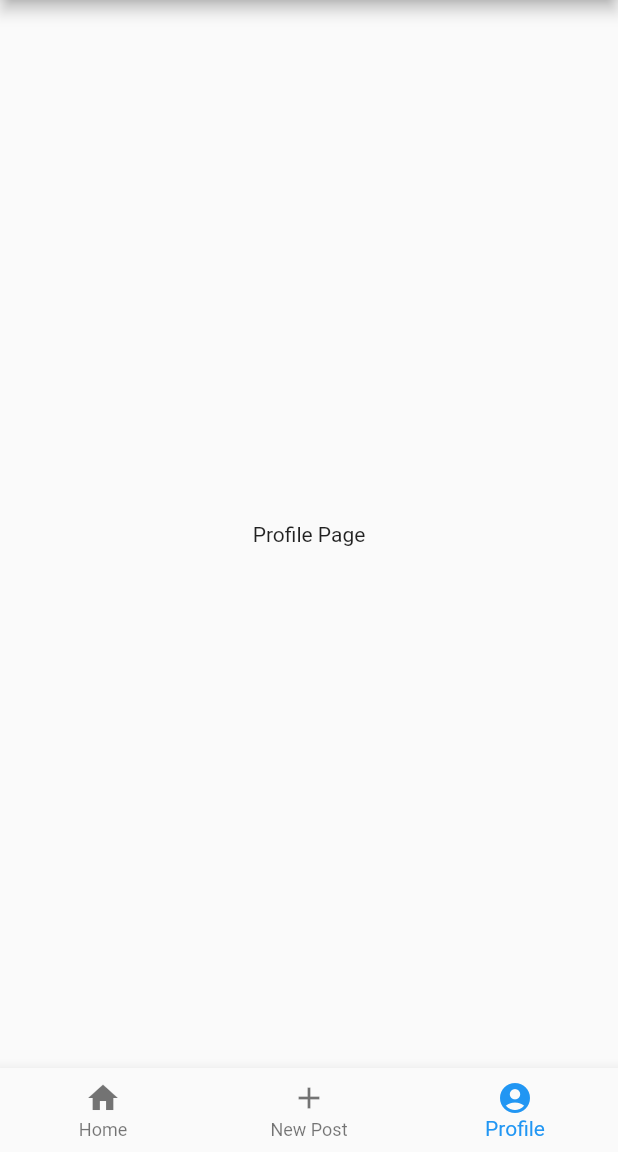
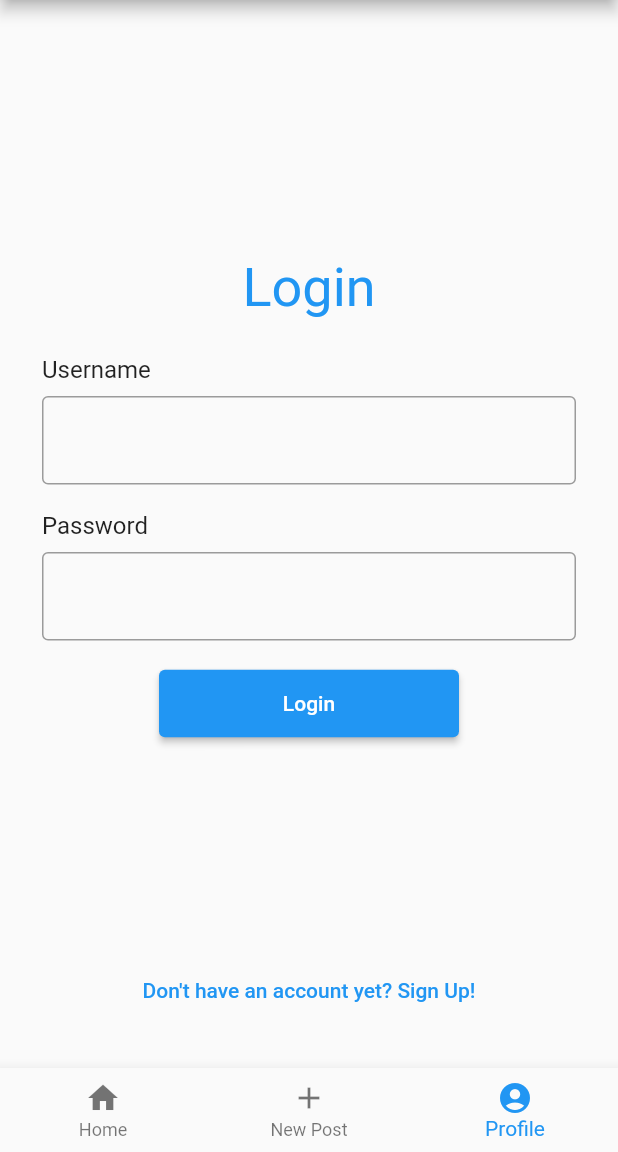
Before and after one commit to ArthurAMP/mini_feed_project, a Flutter app: the screen it shows after launch, item 3 of the bottom bar chosen, on a phone screen of 412 x 824 dp, the part 84-1236 px from its top. Run offline on Flutter 3.47's test engine with Material 2 defaults, Android fonts, the phone set to English and light mode, and no system bars; our stand-ins replace infinite_scroll_pagination; network calls fail.

Commit message:
Implement basic auth ui

```diff
--- /dev/null
+++ b/lib/components/auth/base_form.dart
@@ -0,0 +1,69 @@
+import 'package:flutter/material.dart';
+
+class AuthForm extends StatefulWidget {
+  const AuthForm(
+      {Key? key,
+      required this.title,
+      required this.bottomText,
+      required this.formFields,
+      required this.onBottomTextButtonPressed})
+      : super(key: key);
+
+  final String title;
+  final String bottomText;
+  final List<Widget> formFields;
+  final void Function() onBottomTextButtonPressed;
+
+  @override
+  State<AuthForm> createState() => _AuthFormState();
+}
+
+class _AuthFormState extends State<AuthForm> {
+  final _formKey = GlobalKey<FormState>();
+
+  @override
+  Widget build(BuildContext context) {
+    return Padding(
+      padding: const EdgeInsets.all(28),
+      child: Column(
+        children: [
+          Expanded(
+            child: Center(
+              child: Wrap(
+                runSpacing: 24,
+                alignment: WrapAlignment.center,
+                children: [
+                  Text(
+                    widget.title,
+                    style: TextStyle(
+                      fontSize: 36,
+                      color: Theme.of(context).colorScheme.primary,
+                    ),
+                  ),
+                  Form(
+                    key: _formKey,
+                    child: Wrap(
+                        runSpacing: 18,
+                        alignment: WrapAlignment.center,
+                        children: [
+                          ...widget.formFields,
+                          ElevatedButton(
+                            onPressed: () {},
+                            child: Text(widget.title),
+                            style: ElevatedButton.styleFrom(
+                                minimumSize: const Size(200, 45)),
+                          ),
+                        ]),
+                  ),
+                ],
+              ),
+            ),
+          ),
+          TextButton(
+              onPressed: widget.onBottomTextButtonPressed,
+              child: Text(widget.bottomText))
+        ],
+      ),
+    );
+  }
+}
--- /dev/null
+++ b/lib/components/auth/custom_fields.dart
@@ -0,0 +1,33 @@
+import 'package:flutter/material.dart';
+
+class AuthTextFormField extends StatefulWidget {
+  const AuthTextFormField({Key? key, required this.fieldName, this.controller})
+      : super(key: key);
+
+  final String fieldName;
+  final TextEditingController? controller;
+
+  @override
+  State<AuthTextFormField> createState() => _AuthTextFormFieldState();
+}
+
+class _AuthTextFormFieldState extends State<AuthTextFormField> {
+  static const _titleStyle = TextStyle(fontSize: 16);
+
+  @override
+  Widget build(BuildContext context) {
+    return Wrap(
+      runSpacing: 8,
+      children: [
+        Text(
+          widget.fieldName,
+          style: _titleStyle,
+        ),
+        TextFormField(
+          decoration: const InputDecoration(border: OutlineInputBorder()),
+          controller: widget.controller,
+        ),
+      ],
+    );
+  }
+}
--- /dev/null
+++ b/lib/components/auth/login_form.dart
@@ -0,0 +1,26 @@
+import 'package:flutter/material.dart';
+import 'package:mini_feed_project/components/auth/base_form.dart';
+import 'package:mini_feed_project/components/auth/custom_fields.dart';
+
+class LoginForm extends StatelessWidget {
+  const LoginForm({Key? key, required this.onBottomTextButtonPressed})
+      : super(key: key);
+
+  final void Function() onBottomTextButtonPressed;
+
+  final _title = "Login";
+  final _bottomText = "Don't have an account yet? Sign Up!";
+  final _formFields = const [
+    AuthTextFormField(fieldName: "Username"),
+    AuthTextFormField(fieldName: "Password")
+  ];
+
+  @override
+  Widget build(BuildContext context) {
+    return AuthForm(
+        title: _title,
+        bottomText: _bottomText,
+        formFields: _formFields,
+        onBottomTextButtonPressed: onBottomTextButtonPressed);
+  }
+}
--- /dev/null
+++ b/lib/components/auth/signup_form.dart
@@ -0,0 +1,27 @@
+import 'package:flutter/material.dart';
+import 'package:mini_feed_project/components/auth/base_form.dart';
+import 'package:mini_feed_project/components/auth/custom_fields.dart';
+
+class SignUpForm extends StatelessWidget {
+  const SignUpForm({Key? key, required this.onBottomTextButtonPressed})
+      : super(key: key);
+
+  final void Function() onBottomTextButtonPressed;
+
+  final _title = "Sign Up";
+  final _bottomText = "Already have an account? Sign in!";
+  final _formFields = const [
+    AuthTextFormField(fieldName: "Email"),
+    AuthTextFormField(fieldName: "Password"),
+  ];
+
+  @override
+  Widget build(BuildContext context) {
+    return AuthForm(
+      title: _title,
+      bottomText: _bottomText,
+      formFields: _formFields,
+      onBottomTextButtonPressed: onBottomTextButtonPressed,
+    );
+  }
+}
--- /dev/null
+++ b/lib/views/auth_page.dart
@@ -0,0 +1,39 @@
+import 'package:flutter/material.dart';
+import 'package:mini_feed_project/components/auth/login_form.dart';
+import 'package:mini_feed_project/components/auth/signup_form.dart';
+
+class AuthPage extends StatefulWidget {
+  const AuthPage({Key? key}) : super(key: key);
+
+  @override
+  State<AuthPage> createState() => _AuthPageState();
+}
+
+class _AuthPageState extends State<AuthPage> {
+  var _selectedIndex = 0;
+  var _widgetOptions = <Widget>[];
+
+  @override
+  void initState() {
+    _widgetOptions = [
+      LoginForm(
+        onBottomTextButtonPressed: _onBottomTextButtonTapped,
+      ),
+      SignUpForm(
+        onBottomTextButtonPressed: _onBottomTextButtonTapped,
+      )
+    ];
+    super.initState();
+  }
+
+  void _onBottomTextButtonTapped() => setState(
+      () => _selectedIndex = (_selectedIndex + 1) % _widgetOptions.length);
+
+  @override
+  Widget build(BuildContext context) {
+    return IndexedStack(
+      index: _selectedIndex,
+      children: _widgetOptions,
+    );
+  }
+}
--- a/lib/views/profile_page.dart
+++ b/lib/views/profile_page.dart
@@ -1,10 +1,11 @@
 import 'package:flutter/material.dart';
+import 'package:mini_feed_project/views/auth_page.dart';
 
 class ProfilePage extends StatelessWidget {
   const ProfilePage({Key? key}) : super(key: key);
 
   @override
   Widget build(BuildContext context) {
-    return const Center(child: Text("Profile Page"));
+    return const AuthPage();
   }
 }
```
